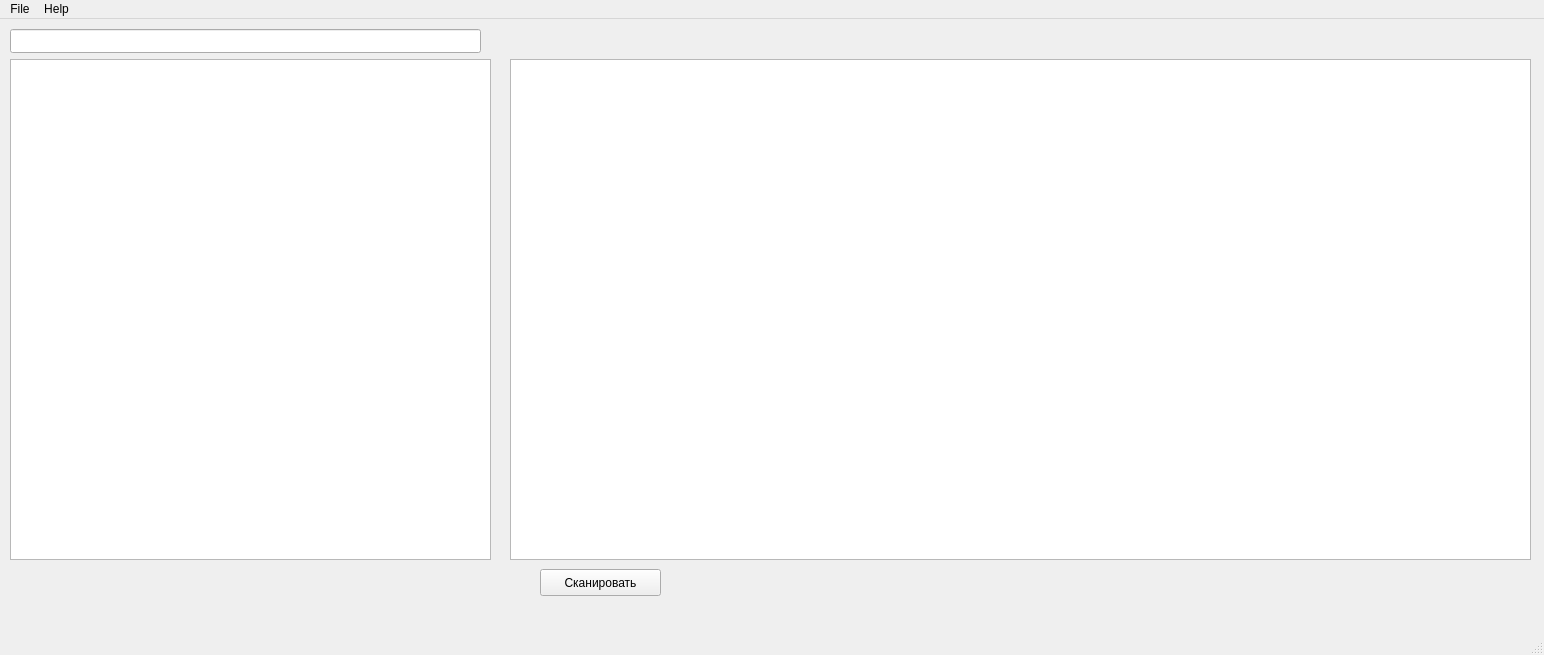
Old version of the form mainwindow.ui in the repository loki1368/simplelib.
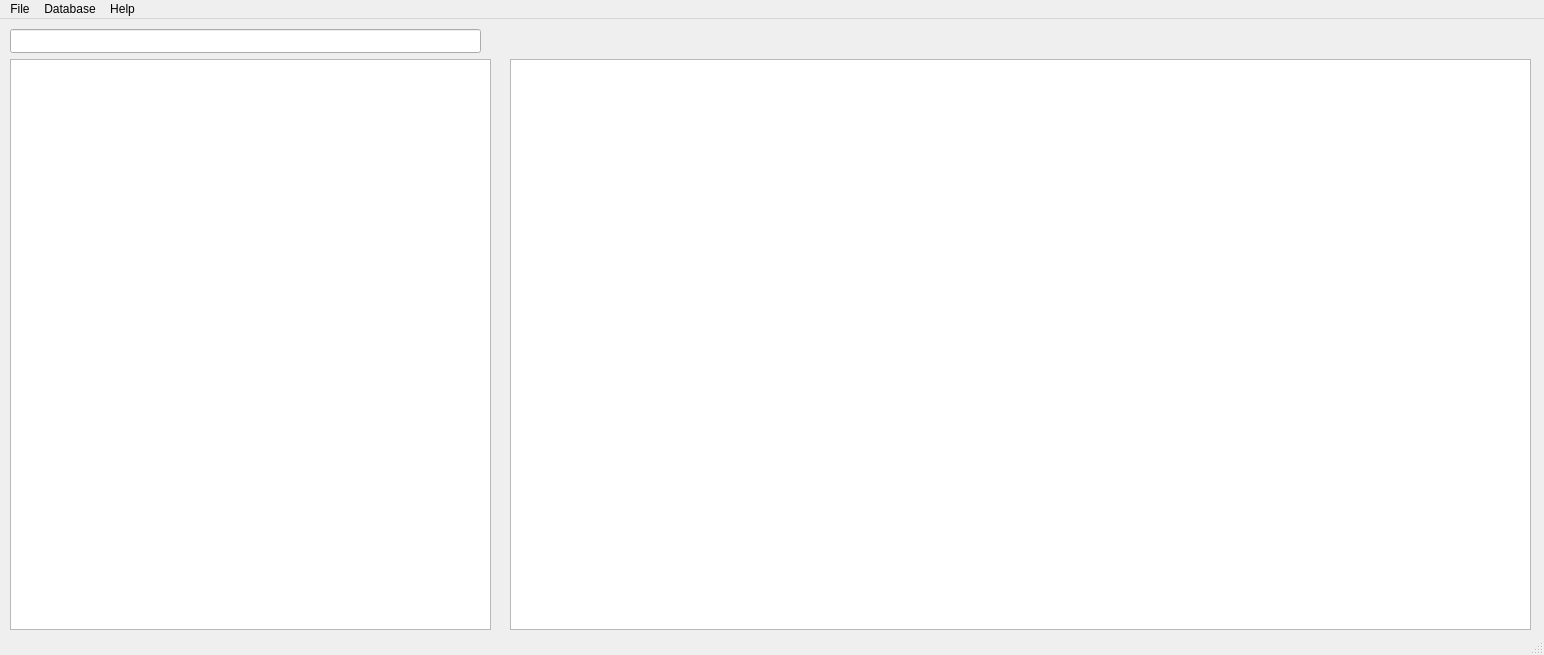
New version of the form. Icons and pictures are not drawn.

Commit message: remove sync button; add database menu; refactoring;

The edit to the form file:
```diff
--- a/mainwindow.ui
+++ b/mainwindow.ui
@@ -18,28 +18,24 @@
     <normaloff>1421796279_editor_books_library_collection-128.png</normaloff>1421796279_editor_books_library_collection-128.png</iconset>
   </property>
   <widget class="QWidget" name="centralWidget">
-   <widget class="QPushButton" name="pushButton">
-    <property name="geometry">
-     <rect>
-      <x>540</x>
-      <y>550</y>
-      <width>121</width>
-      <height>27</height>
-     </rect>
-    </property>
-    <property name="text">
-     <string>Сканировать</string>
-    </property>
-   </widget>
    <widget class="QListWidget" name="listWidget">
     <property name="geometry">
      <rect>
       <x>10</x>
       <y>40</y>
       <width>481</width>
-      <height>501</height>
+      <height>571</height>
      </rect>
     </property>
+    <property name="sizePolicy">
+     <sizepolicy hsizetype="Expanding" vsizetype="Expanding">
+      <horstretch>0</horstretch>
+      <verstretch>0</verstretch>
+     </sizepolicy>
+    </property>
+    <property name="mouseTracking">
+     <bool>true</bool>
+    </property>
     <property name="movement">
      <enum>QListView::Static</enum>
     </property>
@@ -66,7 +62,7 @@
       <x>510</x>
       <y>40</y>
       <width>1021</width>
-      <height>501</height>
+      <height>571</height>
      </rect>
     </property>
     <property name="contextMenuPolicy">
@@ -105,7 +101,16 @@
     </property>
     <addaction name="actionAbout"/>
    </widget>
+   <widget class="QMenu" name="menuDatabase">
+    <property name="title">
+     <string>Database</string>
+    </property>
+    <addaction name="actionUpdateDB"/>
+    <addaction name="actionRescanDB"/>
+    <addaction name="actionClearDB"/>
+   </widget>
    <addaction name="menuFile"/>
+   <addaction name="menuDatabase"/>
    <addaction name="menuAbout"/>
   </widget>
   <widget class="QStatusBar" name="statusBar"/>
```
Left out of the diff: 15 changed lines with no effect on the pictures. The commit also changes 2 other files.
